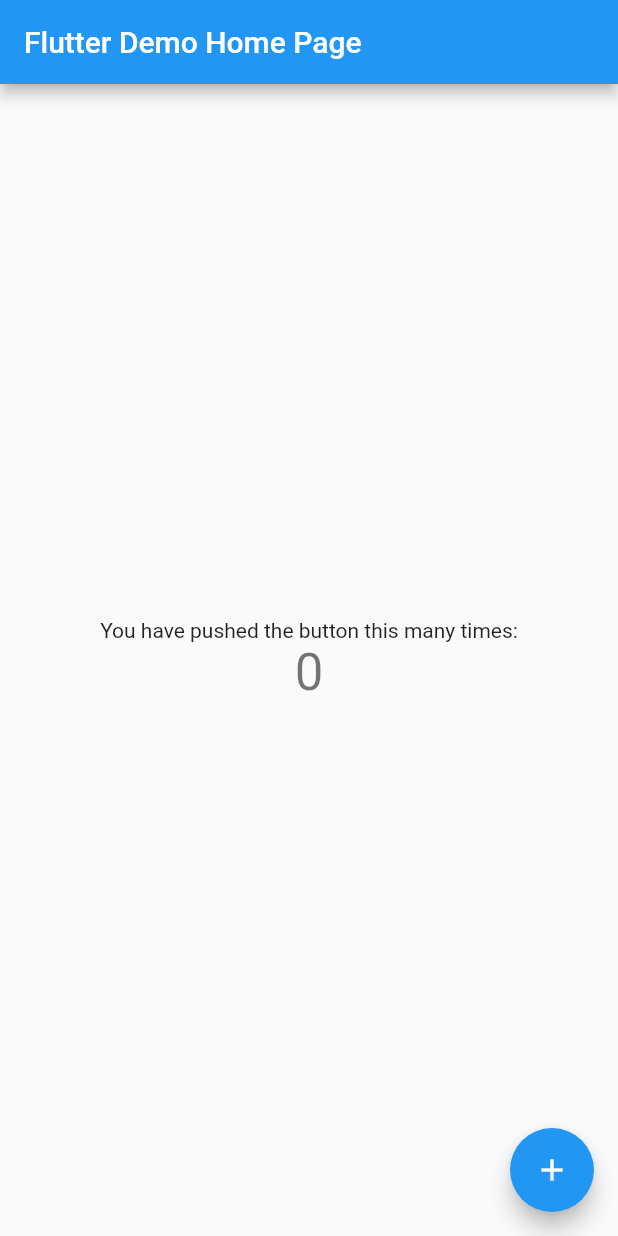
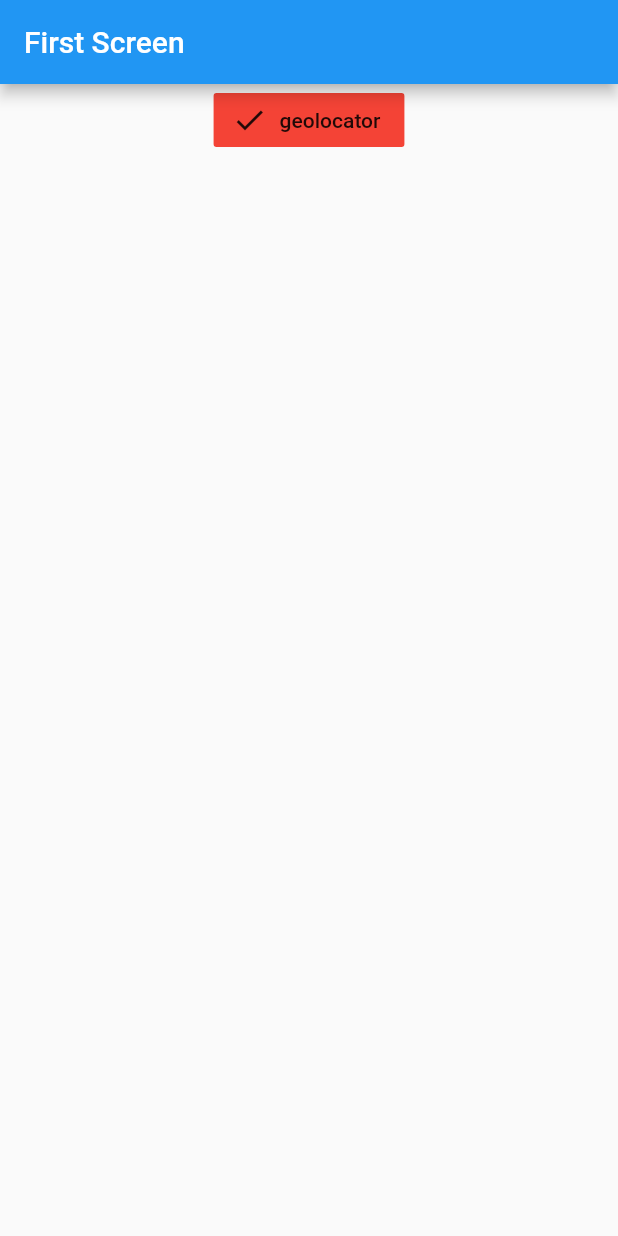
Before and after one commit to jackmew/blastFutureFlutter, a Flutter app: the screen it shows after launch, on a phone screen of 412 x 824 dp. Run offline on Flutter 3.47's test engine with Material 2 defaults, Android fonts, the phone set to English and light mode, and no system bars; our stand-ins replace geolocator, rflutter_alert.

Commit message:
1. appIcon 2.geolocator 3.navigator routeNamed - screens

```diff
--- a/lib/main.dart
+++ b/lib/main.dart
@@ -1,4 +1,6 @@
 import 'package:flutter/material.dart';
+import 'package:blastFutureFlutter/screens/first_screen.dart';
+import 'package:blastFutureFlutter/screens/geolocator_screen.dart';
 
 void main() {
   runApp(MyApp());
@@ -9,7 +11,7 @@
   @override
   Widget build(BuildContext context) {
     return MaterialApp(
-      title: 'Flutter Demo',
+      title: 'Zest Flutter Demo',
       theme: ThemeData(
         // This is the theme of your application.
         //
@@ -26,92 +28,11 @@
         // closer together (more dense) than on mobile platforms.
         visualDensity: VisualDensity.adaptivePlatformDensity,
       ),
-      home: MyHomePage(title: 'Flutter Demo Home Page'),
+      initialRoute: '/',
+      routes: {
+        '/': (context) => FirstScreen(),
+        '/geolocator': (context) => GeolocatorScreen(),
+      },
     );
   }
 }
-
-class MyHomePage extends StatefulWidget {
-  MyHomePage({Key key, this.title}) : super(key: key);
-
-  // This widget is the home page of your application. It is stateful, meaning
-  // that it has a State object (defined below) that contains fields that affect
-  // how it looks.
-
-  // This class is the configuration for the state. It holds the values (in this
-  // case the title) provided by the parent (in this case the App widget) and
-  // used by the build method of the State. Fields in a Widget subclass are
-  // always marked "final".
-
-  final String title;
-
-  @override
-  _MyHomePageState createState() => _MyHomePageState();
-}
-
-class _MyHomePageState extends State<MyHomePage> {
-  int _counter = 0;
-
-  void _incrementCounter() {
-    setState(() {
-      // This call to setState tells the Flutter framework that something has
-      // changed in this State, which causes it to rerun the build method below
-      // so that the display can reflect the updated values. If we changed
-      // _counter without calling setState(), then the build method would not be
-      // called again, and so nothing would appear to happen.
-      _counter++;
-    });
-  }
-
-  @override
-  Widget build(BuildContext context) {
-    // This method is rerun every time setState is called, for instance as done
-    // by the _incrementCounter method above.
-    //
-    // The Flutter framework has been optimized to make rerunning build methods
-    // fast, so that you can just rebuild anything that needs updating rather
-    // than having to individually change instances of widgets.
-    return Scaffold(
-      appBar: AppBar(
-        // Here we take the value from the MyHomePage object that was created by
-        // the App.build method, and use it to set our appbar title.
-        title: Text(widget.title),
-      ),
-      body: Center(
-        // Center is a layout widget. It takes a single child and positions it
-        // in the middle of the parent.
-        child: Column(
-          // Column is also a layout widget. It takes a list of children and
-          // arranges them vertically. By default, it sizes itself to fit its
-          // children horizontally, and tries to be as tall as its parent.
-          //
-          // Invoke "debug painting" (press "p" in the console, choose the
-          // "Toggle Debug Paint" action from the Flutter Inspector in Android
-          // Studio, or the "Toggle Debug Paint" command in Visual Studio Code)
-          // to see the wireframe for each widget.
-          //
-          // Column has various properties to control how it sizes itself and
-          // how it positions its children. Here we use mainAxisAlignment to
-          // center the children vertically; the main axis here is the vertical
-          // axis because Columns are vertical (the cross axis would be
-          // horizontal).
-          mainAxisAlignment: MainAxisAlignment.center,
-          children: <Widget>[
-            Text(
-              'You have pushed the button this many times:',
-            ),
-            Text(
-              '$_counter',
-              style: Theme.of(context).textTheme.headline4,
-            ),
-          ],
-        ),
-      ),
-      floatingActionButton: FloatingActionButton(
-        onPressed: _incrementCounter,
-        tooltip: 'Increment',
-        child: Icon(Icons.add),
-      ), // This trailing comma makes auto-formatting nicer for build methods.
-    );
-  }
-}
--- /dev/null
+++ b/lib/screens/first_screen.dart
@@ -0,0 +1,38 @@
+import 'package:flutter/material.dart';
+// import 'package:flutter/cupertino.dart';
+
+FlatButton buildButton({BuildContext context, Color color, String screenName}) {
+  return FlatButton.icon(
+    label: Text(screenName),
+    icon: Icon(Icons.done),
+    color: Colors.red,
+    onPressed: () {
+      print('button: $screenName');
+      Navigator.pushNamed(context, '/geolocator');
+    },
+  );
+}
+
+class FirstScreen extends StatelessWidget {
+  @override
+  Widget build(BuildContext context) {
+    return Scaffold(
+      appBar: AppBar(
+        backgroundColor: Colors.blue,
+        title: Text('First Screen'),
+      ),
+      body: SafeArea(
+        child: Center(
+          child: Column(
+            children: <Widget>[
+              buildButton(
+                  context: context,
+                  color: Colors.red,
+                  screenName: 'geolocator'),
+            ],
+          ),
+        ),
+      ),
+    );
+  }
+}
```
Also changed, not shown: lib/scrach.dart (added, +32 -0 lines), lib/screens/geolocator_screen.dart (added, +34 -0 lines), pubspec.yaml (+4 -3 lines), images/diamond.png (added), pubspec.lock, 60 other files.
